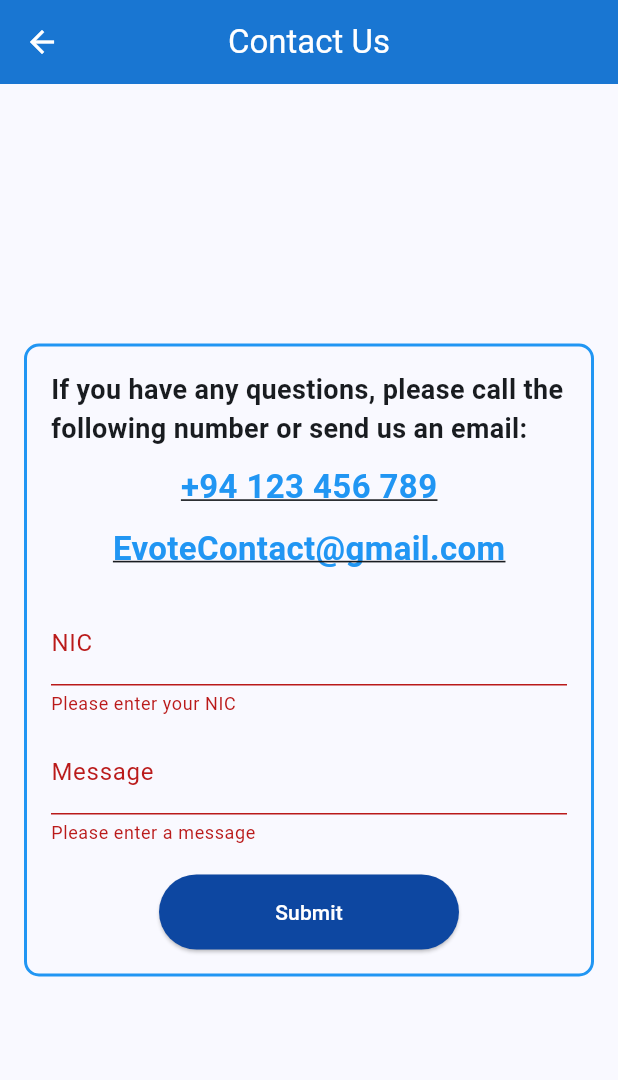
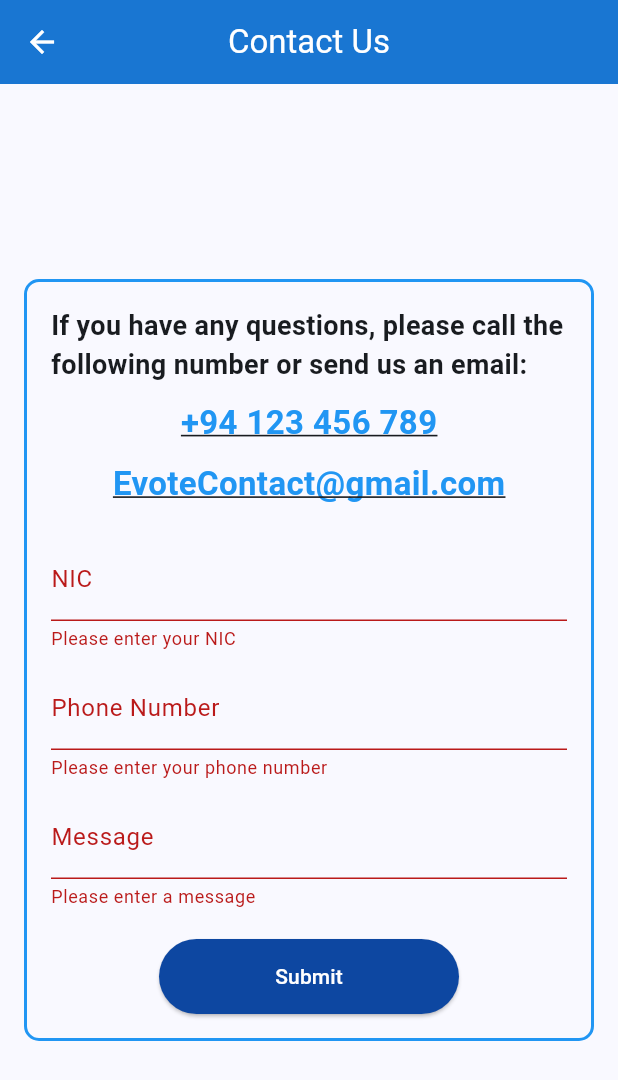
Before and after one commit to lakshannaveen/evotemobile, a Flutter app: the ContactUsPage screen opened by its route, after a tap on "Submit", on a phone screen of 412 x 824 dp. Shown: the top 1080 px of the screen. Run offline on Flutter 3.47's test engine with Material 3 defaults, Android fonts, the light colour scheme and no system bars; our stand-ins replace cloud_firestore, file_picker, firebase_core; missing offline and left inert: bcrypt, dart_jsonwebtoken; accounts and stored records are empty.

Commit message:
add phone number to contact us

```diff
--- a/lib/models/contact_us_model.dart
+++ b/lib/models/contact_us_model.dart
@@ -1,13 +1,16 @@
 class ContactUsModel {
   final String nic;
   final String message;
+  final String phoneNumber;
 
-  ContactUsModel({required this.nic, required this.message});
+  ContactUsModel(
+      {required this.nic, required this.message, required this.phoneNumber});
 
   Map<String, dynamic> toMap() {
     return {
       'nic': nic,
       'message': message,
+      'phoneNumber': phoneNumber,
     };
   }
 
@@ -15,6 +18,7 @@ class ContactUsModel {
     return ContactUsModel(
       nic: map['nic'] ?? '',
       message: map['message'] ?? '',
+      phoneNumber: map['phoneNumber'] ?? '',
     );
   }
 }
--- a/lib/pages/contact_us.dart
+++ b/lib/pages/contact_us.dart
@@ -14,6 +14,7 @@ class _ContactUsPageState extends State<ContactUsPage> {
   final _formKey = GlobalKey<FormState>();
   final _nicController = TextEditingController();
   final _messageController = TextEditingController();
+  final _phoneController = TextEditingController();
   final ContactUsService _contactUsService = ContactUsService();
 
   void _launchPhone(String phoneNumber) async {
@@ -43,12 +44,16 @@ class _ContactUsPageState extends State<ContactUsPage> {
       final contactUsData = ContactUsModel(
         nic: _nicController.text,
         message: _messageController.text,
+        phoneNumber: _phoneController.text,
       );
       try {
         await _contactUsService.submitContactUsData(contactUsData);
         ScaffoldMessenger.of(context).showSnackBar(
           const SnackBar(content: Text('Data submitted successfully')),
         );
+        _nicController.clear();
+        _messageController.clear();
+        _phoneController.clear();
       } catch (e) {
         ScaffoldMessenger.of(context).showSnackBar(
           SnackBar(content: Text('Error submitting data: $e')),
@@ -139,6 +144,24 @@ class _ContactUsPageState extends State<ContactUsPage> {
                           ),
                           const SizedBox(height: 10),
                           TextFormField(
+                            controller: _phoneController,
+                            decoration: const InputDecoration(
+                                labelText: 'Phone Number'),
+                            validator: (value) {
+                              if (value == null || value.isEmpty) {
+                                return 'Please enter your phone number';
+                              }
+                              // Validate Sri Lankan phone number
+                              final phonePattern =
+                                  RegExp(r'^(?:0|94|\+94)?[1-9]\d{8}$');
+                              if (!phonePattern.hasMatch(value)) {
+                                return 'Please enter a valid phone number';
+                              }
+                              return null;
+                            },
+                          ),
+                          const SizedBox(height: 10),
+                          TextFormField(
                             controller: _messageController,
                             decoration:
                                 const InputDecoration(labelText: 'Message'),
```
